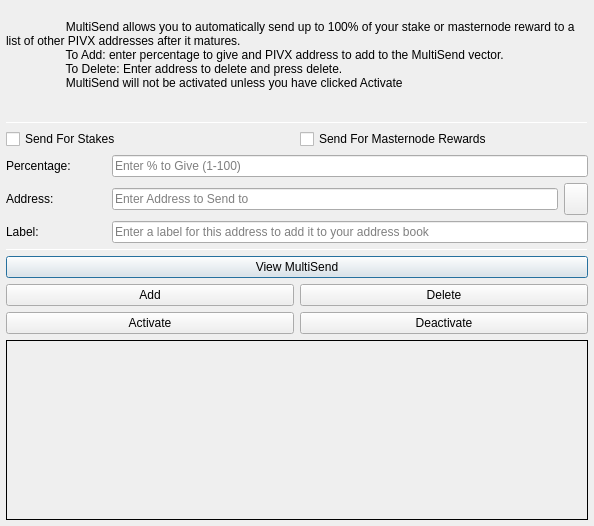
Qt form src/qt/forms/multisenddialog.ui (CryptoCashBack-Hub/CCBC) before a commit.
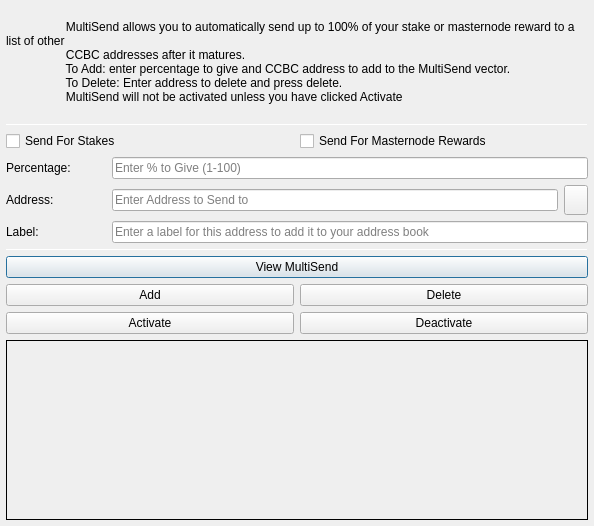
The same form after that commit. Icons and pictures are not drawn.

The edit to the form file:
```diff
--- a/src/qt/forms/multisenddialog.ui
+++ b/src/qt/forms/multisenddialog.ui
@@ -38,8 +38,9 @@
               </property>
               <property name="text">
                 <string>
-                  MultiSend allows you to automatically send up to 100% of your stake or masternode reward to a list of other PIVX addresses after it matures.
-                  To Add: enter percentage to give and PIVX address to add to the MultiSend vector.
+                  MultiSend allows you to automatically send up to 100% of your stake or masternode reward to a list of other 
+                  CCBC addresses after it matures.
+                  To Add: enter percentage to give and CCBC address to add to the MultiSend vector.
                   To Delete: Enter address to delete and press delete.
                   MultiSend will not be activated unless you have clicked Activate
                 </string>
```
Left out of the diff: 7 changed lines with no effect on the pictures. Lines whose indentation alone changed are shown as unchanged.
